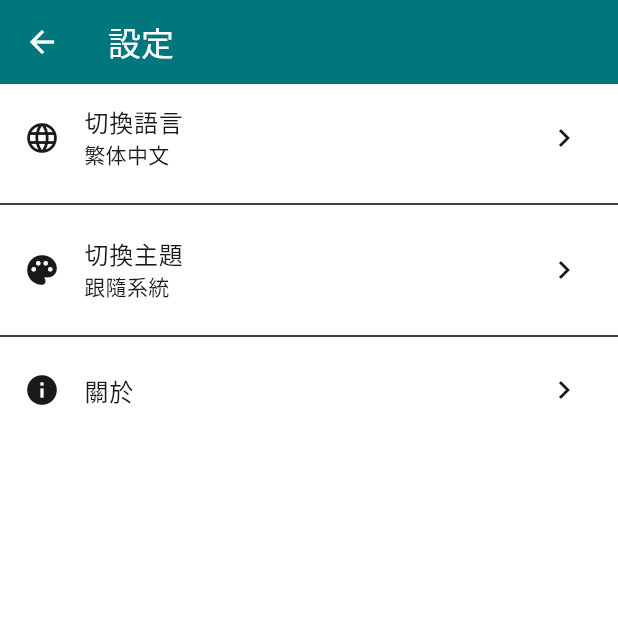
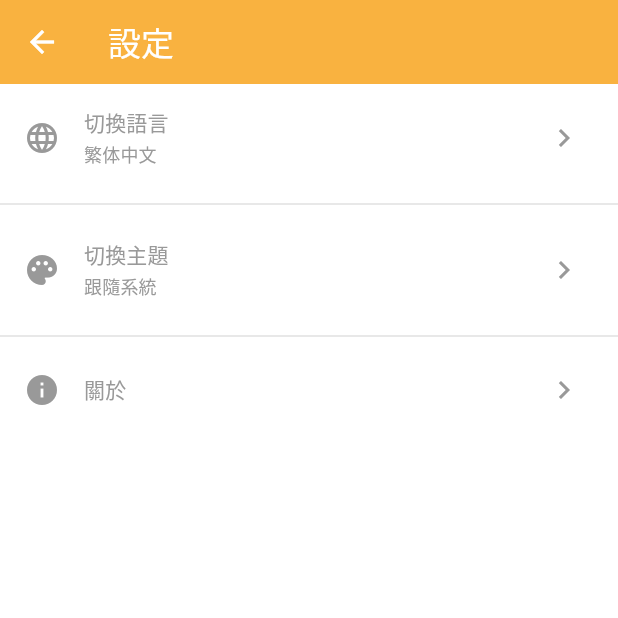
Before and after one commit to LockesOdyssey/my_ai_pocket, a Flutter app: the SettingsPage screen opened by its route, after a tap on "切换语言", on a phone screen of 412 x 824 dp, the top half of it. Run offline on Flutter 3.47's test engine with Material 3 defaults, Android fonts, the phone set to English and light mode, and no system bars; our stand-ins replace get.

Commit message:
【feat】完善主题管理

````diff
--- a/lib/core/theme/app_colors.dart
+++ b/lib/core/theme/app_colors.dart
@@ -5,15 +5,15 @@ class AppColors {
   AppColors._();
 
   // 应用配色
-  static const Color color0B1C2D = Color(0xFF0B1C2D); // 深蓝黑色
-  static const Color color00475D = Color(0xFF00475D); // 深青色
-  static const Color color00767D = Color(0xFF00767D); // 青绿色 - 选为主题色
-  static const Color color0DA785 = Color(0xFF0DA785); // 绿色
-  static const Color color88D479 = Color(0xFF88D479); // 浅绿色
-  static const Color colorF9F871 = Color(0xFFF9F871); // 浅黄色
+  static const Color colorF9B240 = Color(0xFFF9B240); // 橙黄色 - 主题色
+  static const Color color9FAD40 = Color(0xFF9FAD40); // 黄绿色
+  static const Color color509C5D = Color(0xFF509C5D); // 绿色
+  static const Color color008272 = Color(0xFF008272); // 青绿色
+  static const Color color066571 = Color(0xFF066571); // 深青绿色
+  static const Color color2F4858 = Color(0xFF2F4858); // 深蓝灰色
 
-  // 主题色（选择 #00767D 作为主主题色）
-  static const Color primary = color00767D;
+  // 主题色（选择 #F9B240 作为主主题色）
+  static const Color primary = colorF9B240;
 
   // 浅色模式颜色
   static const LightColors light = LightColors();
@@ -37,18 +37,18 @@ class LightColors {
   Color get textTertiary => const Color(0xFF999999); // 三级文字（浅灰）
 
   // 主题色
-  Color get primary => AppColors.primary; // #00767D
-  Color get primaryLight => const Color(0xFF00A8B5); // 主题色浅色变体
-  Color get primaryDark => const Color(0xFF005A66); // 主题色深色变体
+  Color get primary => AppColors.primary; // #F9B240
+  Color get primaryLight => const Color(0xFFFFC966); // 主题色浅色变体
+  Color get primaryDark => const Color(0xFFD89A2E); // 主题色深色变体
 
   // 功能色
-  Color get success => AppColors.color0DA785; // #0DA785 成功色
-  Color get warning => AppColors.colorF9F871; // #F9F871 警告色
+  Color get success => AppColors.color509C5D; // #509C5D 成功色（绿色）
+  Color get warning => AppColors.colorF9B240; // #F9B240 警告色（使用主题色）
   Color get error => const Color(0xFFE53935); // 错误色（红色）
-  Color get info => AppColors.color00767D; // 信息色（使用主题色）
+  Color get info => AppColors.color008272; // #008272 信息色（青绿色）
 
   // 辅助色
-  Color get accent => AppColors.color88D479; // #88D479 强调色
+  Color get accent => AppColors.color9FAD40; // #9FAD40 强调色（黄绿色）
   Color get divider => const Color(0xFFE0E0E0); // 分割线颜色
   Color get border => const Color(0xFFE0E0E0); // 边框颜色
 
@@ -60,10 +60,10 @@ class LightColors {
 class DarkColors {
   const DarkColors();
 
-  // 背景色
-  Color get background => AppColors.color0B1C2D; // #0B1C2D 深蓝黑背景
-  Color get surface => AppColors.color00475D; // #00475D 深青色表面
-  Color get card => const Color(0xFF1A2B3D); // 卡片背景（稍浅的深色）
+  // 背景色（偏橙色系）
+  Color get background => const Color(0xFF2A1F15); // 深棕色背景（偏橙色）
+  Color get surface => const Color(0xFF3D2E1F); // 深棕色表面（偏橙色）
+  Color get card => const Color(0xFF4D3E2F); // 卡片背景（稍浅的深棕色，偏橙色）
 
   // 文字颜色
   Color get textPrimary => const Color(0xFFFFFFFF); // 主要文字（白色）
@@ -71,20 +71,20 @@ class DarkColors {
   Color get textTertiary => const Color(0xFF808080); // 三级文字（中灰）
 
   // 主题色
-  Color get primary => AppColors.primary; // #00767D
-  Color get primaryLight => const Color(0xFF00B8C5); // 主题色浅色变体（深色模式下更亮）
-  Color get primaryDark => const Color(0xFF005A66); // 主题色深色变体
+  Color get primary => AppColors.primary; // #F9B240
+  Color get primaryLight => const Color(0xFFFFD580); // 主题色浅色变体（深色模式下更亮）
+  Color get primaryDark => const Color(0xFFD89A2E); // 主题色深色变体
 
   // 功能色
-  Color get success => AppColors.color0DA785; // #0DA785 成功色
-  Color get warning => AppColors.colorF9F871; // #F9F871 警告色
+  Color get success => AppColors.color509C5D; // #509C5D 成功色（绿色）
+  Color get warning => AppColors.colorF9B240; // #F9B240 警告色（使用主题色）
   Color get error => const Color(0xFFEF5350); // 错误色（亮红色）
-  Color get info => AppColors.color00767D; // 信息色（使用主题色）
+  Color get info => AppColors.color008272; // #008272 信息色（青绿色）
 
   // 辅助色
-  Color get accent => AppColors.color88D479; // #88D479 强调色
-  Color get divider => const Color(0xFF2A3A4A); // 分割线颜色（深色）
-  Color get border => const Color(0xFF2A3A4A); // 边框颜色（深色）
+  Color get accent => AppColors.color9FAD40; // #9FAD40 强调色（黄绿色）
+  Color get divider => const Color(0xFF3D2E1F); // 分割线颜色（深棕色，偏橙色）
+  Color get border => const Color(0xFF3D2E1F); // 边框颜色（深棕色，偏橙色）
 
   // 阴影
   Color get shadow => const Color(0x40000000); // 阴影颜色（深色模式下更明显）
--- a/lib/core/theme/theme_controller.dart
+++ b/lib/core/theme/theme_controller.dart
@@ -128,6 +128,13 @@ class ThemeController extends GetxController {
         backgroundColor: colors.primary,
         foregroundColor: Colors.white,
       ),
+      bottomNavigationBarTheme: BottomNavigationBarThemeData(
+        backgroundColor: colors.background,
+        selectedItemColor: colors.primary,
+        unselectedItemColor: colors.textSecondary,
+        selectedLabelStyle: TextStyle(color: colors.primary),
+        unselectedLabelStyle: TextStyle(color: colors.textSecondary),
+      ),
     );
   }
 
@@ -193,6 +200,13 @@ class ThemeController extends GetxController {
         backgroundColor: colors.primary,
         foregroundColor: Colors.white,
       ),
+      bottomNavigationBarTheme: BottomNavigationBarThemeData(
+        backgroundColor: colors.background,
+        selectedItemColor: colors.primary,
+        unselectedItemColor: colors.textSecondary,
+        selectedLabelStyle: TextStyle(color: colors.primary),
+        unselectedLabelStyle: TextStyle(color: colors.textSecondary),
+      ),
     );
   }
 
--- a/lib/core/theme/theme_helper.dart
+++ b/lib/core/theme/theme_helper.dart
@@ -2,6 +2,7 @@ import 'package:flutter/material.dart';
 import 'package:get/get.dart';
 import 'app_colors.dart';
 import 'theme_controller.dart';
+import 'theme_state.dart';
 
 /// 主题辅助类，提供便捷的颜色访问方法
 class ThemeHelper {
@@ -11,7 +12,87 @@ class ThemeHelper {
   static ThemeController get controller => Get.find<ThemeController>();
 
   /// 获取当前是否为深色模式
-  static bool get isDarkMode => controller.state.isDarkMode;
+  ///
+  /// 注意：当主题模式为 system 时，会通过系统亮度来判断
+  /// 如果需要更准确的判断（基于当前 Widget 的 context），请使用 isDarkMode(BuildContext)
+  static bool get isDarkMode {
+    final themeMode = controller.state.themeMode.value;
+
+    // 明确指定浅色或深色模式
+    if (themeMode == AppThemeMode.light) return false;
+    if (themeMode == AppThemeMode.dark) return true;
+
+    // 跟随系统模式：通过系统亮度判断
+    if (themeMode == AppThemeMode.system) {
+      return _getSystemBrightness() == Brightness.dark;
+    }
+
+    // 默认返回浅色模式
+    return false;
+  }
+
+  /// 获取当前是否为深色模式（基于 BuildContext）
+  ///
+  /// 此方法可以更准确地判断深色模式，特别是在跟随系统模式下
+  /// 它会根据当前 Widget 树中的实际主题来判断
+  ///
+  /// 推荐在 Widget 的 build 方法中使用此方法
+  ///
+  /// 示例：
+  /// ```dart
+  /// @override
+  /// Widget build(BuildContext context) {
+  ///   final isDark = ThemeHelper.isDarkModeWithContext(context);
+  ///   return Container(color: isDark ? Colors.black : Colors.white);
+  /// }
+  /// ```
+  static bool isDarkModeWithContext(BuildContext context) {
+    final themeMode = controller.state.themeMode.value;
+
+    // 明确指定浅色或深色模式
+    if (themeMode == AppThemeMode.light) return false;
+    if (themeMode == AppThemeMode.dark) return true;
+
+    // 跟随系统模式：通过 MediaQuery 获取系统亮度
+    if (themeMode == AppThemeMode.system) {
+      return MediaQuery.of(context).platformBrightness == Brightness.dark;
+    }
+
+    // 默认返回浅色模式
+    return false;
+  }
+
+  /// 获取当前是否为深色模式（便捷方法，支持可选 context）
+  ///
+  /// 如果提供了 context，会使用更准确的判断方式
+  /// 如果没有提供 context，会使用系统亮度判断
+  ///
+  /// 示例：
+  /// ```dart
+  /// // 在 Widget 中使用（推荐）
+  /// final isDark = ThemeHelper.isDarkMode(context);
+  ///
+  /// // 在非 Widget 环境中使用
+  /// final isDark = ThemeHelper.isDarkMode();
+  /// ```
+  static bool isDarkModeOptional([BuildContext? context]) {
+    if (context != null) {
+      return isDarkModeWithContext(context);
+    }
+    return isDarkMode;
+  }
+
+  /// 获取系统亮度
+  /// 使用 WidgetsBinding 来获取系统级别的亮度设置
+  static Brightness _getSystemBrightness() {
+    try {
+      // 尝试从 WidgetsBinding 获取系统亮度
+      return WidgetsBinding.instance.platformDispatcher.platformBrightness;
+    } catch (e) {
+      // 如果获取失败，默认返回浅色模式
+      return Brightness.light;
+    }
+  }
 
   /// 获取当前主题的颜色
   static T getColor<T>(
--- a/lib/core/theme/theme_state.dart
+++ b/lib/core/theme/theme_state.dart
@@ -1,3 +1,6 @@
+import 'dart:ui';
+
+import 'package:flutter/widgets.dart';
 import 'package:get/get.dart';
 
 /// 应用主题模式枚举
@@ -15,12 +18,26 @@ class ThemeState {
   ThemeState() : themeMode = AppThemeMode.system.obs;
 
   /// 是否为深色模式
-  /// 注意：当为 system 模式时，此方法无法准确判断，需要使用 ThemeHelper.isDarkMode(BuildContext)
+  ///
+  /// 注意：当为 system 模式时，此方法会尝试通过系统亮度判断
+  /// 但为了更准确的判断，建议使用 ThemeHelper.isDarkMode 或 ThemeHelper.isDarkModeWithContext(BuildContext)
   bool get isDarkMode {
     if (themeMode.value == AppThemeMode.dark) return true;
     if (themeMode.value == AppThemeMode.light) return false;
-    // system 模式需要 context 才能准确判断，这里返回 false 作为默认值
-    // 实际使用时应该通过 ThemeHelper.isDarkMode(context) 获取
+
+    // system 模式：尝试通过系统亮度判断
+    if (themeMode.value == AppThemeMode.system) {
+      try {
+        // 使用 WidgetsBinding 获取系统亮度
+        final brightness = WidgetsBinding.instance.platformDispatcher.platformBrightness;
+        return brightness == Brightness.dark;
+      } catch (e) {
+        // 如果获取失败，默认返回浅色模式
+        return false;
+      }
+    }
+
+    // 默认返回浅色模式
     return false;
   }
 }
--- a/lib/pages/tabs/settings/settings_page.dart
+++ b/lib/pages/tabs/settings/settings_page.dart
@@ -1,5 +1,8 @@
 import 'package:flutter/material.dart';
 import 'package:get/get.dart';
+import 'package:my_ai_pocket/core/theme/app_text_styles.dart';
+import 'package:my_ai_pocket/core/theme/theme_helper.dart';
+import 'package:my_ai_pocket/core/theme/app_colors.dart';
 import 'settings_controller.dart';
 
 /// 设置页面
@@ -11,6 +14,17 @@ class SettingsPage extends GetView<SettingsController> {
 
   @override
   Widget build(BuildContext context) {
+    // 使用全局文本样式，并调整为三级文字颜色（与底部 tab 保持一致）
+    final titleStyle = AppTextStyles.withColor(
+      AppTextStyles.bodyMedium,
+      ThemeHelper.textTertiaryColor,
+    );
+    final subtitleStyle = AppTextStyles.withColor(
+      AppTextStyles.bodySmall,
+      ThemeHelper.textTertiaryColor,
+    );
+    final iconColor = ThemeHelper.textTertiaryColor;
+
     return Scaffold(
       appBar: AppBar(
         title: Text('settings'.tr),
@@ -19,29 +33,44 @@ class SettingsPage extends GetView<SettingsController> {
         children: [
           // 切换语言
           ListTile(
-            leading: const Icon(Icons.language),
-            title: Text('switchLanguage'.tr),
-            subtitle: Text(controller.getCurrentLanguageText()),
-            trailing: const Icon(Icons.chevron_right),
+            leading: Icon(Icons.language, color: iconColor),
+            title: Text(
+              'switchLanguage'.tr,
+              style: titleStyle,
+            ),
+            subtitle: Text(
+              controller.getCurrentLanguageText(),
+              style: subtitleStyle,
+            ),
+            trailing: Icon(Icons.chevron_right, color: iconColor),
             onTap: controller.switchLanguage,
           ),
-          const Divider(),
+          Divider(color: ThemeHelper.dividerColor,),
 
           // 切换主题
           ListTile(
-            leading: const Icon(Icons.palette),
-            title: Text('switchTheme'.tr),
-            subtitle: Text(controller.getCurrentThemeText()),
-            trailing: const Icon(Icons.chevron_right),
+            leading: Icon(Icons.palette, color: iconColor),
+            title: Text(
+              'switchTheme'.tr,
+              style: titleStyle,
+            ),
+            subtitle: Text(
+              controller.getCurrentThemeText(),
+              style: subtitleStyle,
+            ),
+            trailing: Icon(Icons.chevron_right, color: iconColor),
             onTap: controller.switchTheme,
           ),
-          const Divider(),
+          Divider(color: ThemeHelper.dividerColor,),
 
           // 关于
           ListTile(
-            leading: const Icon(Icons.info),
-            title: Text('about'.tr),
-            trailing: const Icon(Icons.chevron_right),
+            leading: Icon(Icons.info, color: iconColor),
+            title: Text(
+              'about'.tr,
+              style: titleStyle,
+            ),
+            trailing: Icon(Icons.chevron_right, color: iconColor),
             onTap: controller.showAbout,
           ),
         ],
--- a/pubspec.yaml
+++ b/pubspec.yaml
@@ -35,6 +35,9 @@ dependencies:
   # Use with the CupertinoIcons class for iOS style icons.
   cupertino_icons: ^1.0.8
   get:
+  drift:
+  drift_flutter:
+  path_provider:
 
 dev_dependencies:
   flutter_test:
````
Also changed, not shown: pubspec.lock, 14 other files.
